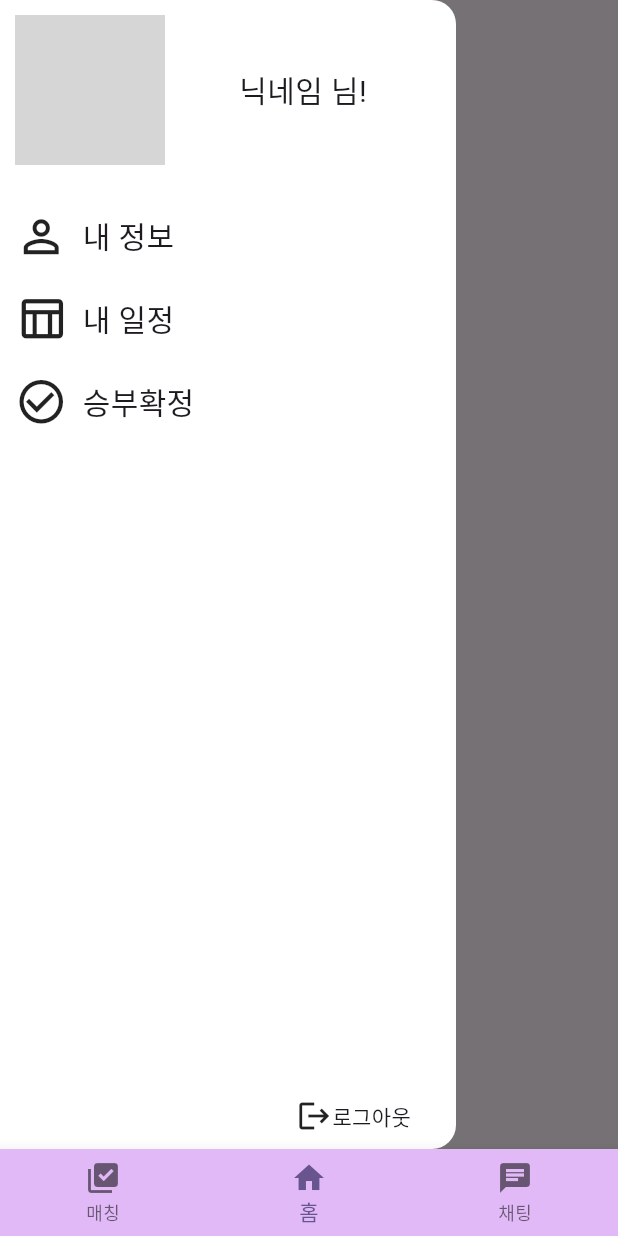
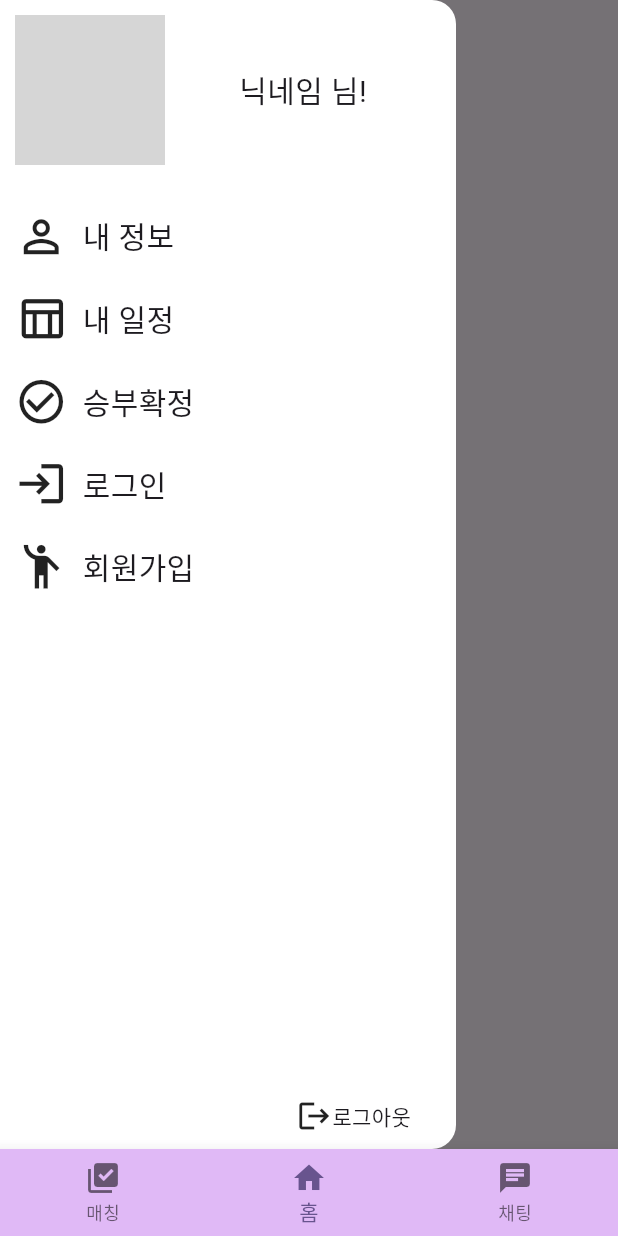
Before and after one commit to chanhooop/bttd, a Flutter app: the screen it shows after launch, with the side drawer open, on a phone screen of 412 x 824 dp. Run offline on Flutter 3.47's test engine with Material 3 defaults, Android fonts, the phone set to English and light mode, and no system bars; our stand-ins replace dio, flutter_riverpod, freezed_annotation, go_router; network calls fail; grey boxes are pictures that could not be loaded.

Commit message:
ui work ing

```diff
--- a/lib/config/route/router.dart
+++ b/lib/config/route/router.dart
@@ -1,12 +1,14 @@
 import 'package:bttd/3.dart';
 import 'package:bttd/3_1.dart';
 import 'package:bttd/core/layout/bottom_navigation_layout.dart';
+import 'package:bttd/service/game/confirm_game_screen.dart';
 import 'package:bttd/service/home/matching_screen.dart';
 import 'package:bttd/service/home/post_add_screen.dart';
 import 'package:bttd/service/home/post_detail_view.dart';
+import 'package:bttd/service/user/sign_in_screen.dart';
+import 'package:bttd/service/user/sign_up_screen.dart';
 import 'package:flutter/material.dart';
 import 'package:go_router/go_router.dart';
-
 import '../../service/home/home_screen.dart';
 
 final _rootKey = GlobalKey<NavigatorState>();
@@ -15,6 +17,21 @@ final GoRouter router = GoRouter(
   navigatorKey: _rootKey,
   initialLocation: '/${HomeScreen.routeName}',
   routes: <RouteBase>[
+    GoRoute(
+      path: '/${SignUpScreen.routeName}',
+    name: SignUpScreen.routeName,
+      builder: (context, state)=>SignUpScreen(),
+    ),
+    GoRoute(
+      path: '/${SignInScreen.routeName}',
+      name: SignInScreen.routeName,
+      builder: (context, state)=>SignInScreen(),
+    ),
+    GoRoute(
+      path: '/${ConfirmGameScreen.routeName}',
+      name: ConfirmGameScreen.routeName,
+      builder: (context, state)=>ConfirmGameScreen(),
+    ),
     StatefulShellRoute.indexedStack(
       builder: (BuildContext context, GoRouterState state,
               StatefulNavigationShell navigationShell) =>
--- /dev/null
+++ b/lib/config/theme/text_style.dart
@@ -0,0 +1,6 @@
+import 'package:flutter/cupertino.dart';
+
+const INPUT_TEXTSTYLE = TextStyle(
+  fontWeight: FontWeight.bold,
+  fontSize: 20,
+);
--- a/lib/core/widget/drawer_widget.dart
+++ b/lib/core/widget/drawer_widget.dart
@@ -1,4 +1,7 @@
+import 'package:bttd/service/game/confirm_game_screen.dart';
 import 'package:bttd/service/home/matching_screen.dart';
+import 'package:bttd/service/user/sign_in_screen.dart';
+import 'package:bttd/service/user/sign_up_screen.dart';
 import 'package:flutter/material.dart';
 import 'package:go_router/go_router.dart';
 
@@ -77,7 +80,9 @@ class DrawerWidget extends StatelessWidget {
               GestureDetector(
                 onTap: () {
                   Scaffold.of(context).closeDrawer();
-                  Future.delayed(Duration(milliseconds: 240)).then((value) {});
+                  Future.delayed(Duration(milliseconds: 240)).then((value) {
+                    context.pushNamed(ConfirmGameScreen.routeName);
+                  });
                 },
                 child: Padding(
                   padding: EdgeInsets.symmetric(vertical: 10),
@@ -90,6 +95,54 @@ class DrawerWidget extends StatelessWidget {
                       SizedBox(width: 10),
                       Text(
                         '승부확정',
+                        style: TextStyle(fontSize: 20),
+                      ),
+                    ],
+                  ),
+                ),
+              ),
+              GestureDetector(
+                onTap: () {
+                  Scaffold.of(context).closeDrawer();
+                  Future.delayed(Duration(milliseconds: 240)).then((value) {
+                    context.pushNamed(SignInScreen.routeName);
+                  });
+                },
+                child: Padding(
+                  padding: EdgeInsets.symmetric(vertical: 10),
+                  child: Row(
+                    children: [
+                      Icon(
+                        Icons.login,
+                        size: 35,
+                      ),
+                      SizedBox(width: 10),
+                      Text(
+                        '로그인',
+                        style: TextStyle(fontSize: 20),
+                      ),
+                    ],
+                  ),
+                ),
+              ),
+              GestureDetector(
+                onTap: () {
+                  Scaffold.of(context).closeDrawer();
+                  Future.delayed(Duration(milliseconds: 240)).then((value) {
+                    context.pushNamed(SignUpScreen.routeName);
+                  });
+                },
+                child: Padding(
+                  padding: EdgeInsets.symmetric(vertical: 10),
+                  child: Row(
+                    children: [
+                      Icon(
+                        Icons.emoji_people,
+                        size: 35,
+                      ),
+                      SizedBox(width: 10),
+                      Text(
+                        '회원가입',
                         style: TextStyle(fontSize: 20),
                       ),
                     ],
```
Also changed, not shown: lib/1.dart (deleted, +0 -25 lines), lib/2.dart (deleted, +0 -16 lines), lib/service/game/confirm_game_screen.dart (added, +17 -0 lines), lib/service/user/sign_in_screen.dart (added, +47 -0 lines), lib/service/user/sign_up_screen.dart (added, +104 -0 lines), 2 other files.
